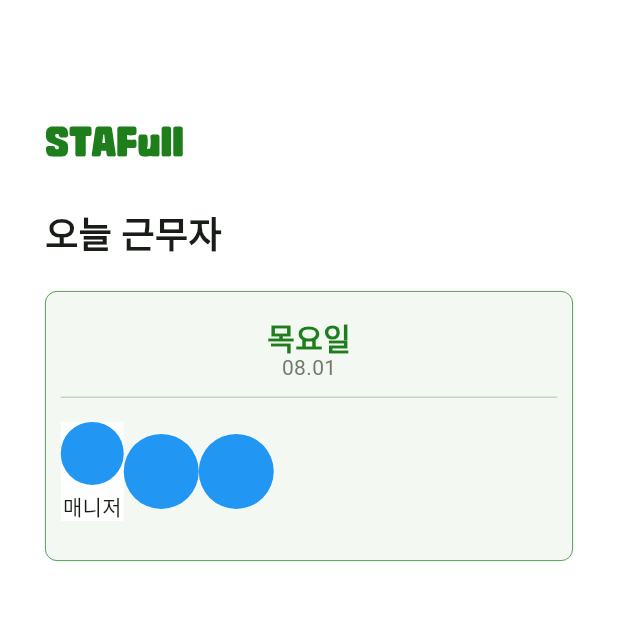
After one commit to Blueberry-team-assignment/staful, a Flutter app: the CalendarScreen screen opened directly, on a phone screen of 412 x 824 dp, the top half of it. The commit adds this screen. Run offline on Flutter 3.47's test engine with Material 3 defaults, Android fonts, the phone set to English and light mode, and no system bars; our stand-ins replace easy_localization, flutter_svg; Roboto replaces fonts that are missing (MainFont).

Commit message:
0812 calendar screen

```diff
--- a/staful/lib/main.dart
+++ b/staful/lib/main.dart
@@ -44,6 +44,8 @@ class _MyWidgetState extends State<MyWidget> {
         colorScheme: ColorScheme.fromSeed(
           seedColor: const Color(0xff1e7e1c),
           primary: const Color(0xff1e7e1c),
+          primaryContainer: const Color(0xff1e7e1c).withOpacity(0.1),
+          onPrimaryContainer: const Color(0xff1e7e1c).withOpacity(0.3),
           secondary: const Color(0xffd1d1d1),
           surface: Colors.white,
         ),
--- /dev/null
+++ b/staful/lib/screens/calendar_screen.dart
@@ -0,0 +1,189 @@
+import 'package:flutter/cupertino.dart';
+import 'package:flutter/material.dart';
+import 'package:flutter/rendering.dart';
+import 'package:flutter/widgets.dart';
+import 'package:flutter_svg/svg.dart';
+
+class CalendarScreen extends StatelessWidget {
+  const CalendarScreen({super.key});
+
+  @override
+  Widget build(BuildContext context) {
+    return Scaffold(
+      backgroundColor: Theme.of(context).colorScheme.surface,
+      body: Padding(
+        padding: const EdgeInsets.symmetric(
+          horizontal: 30,
+          vertical: 70,
+        ),
+        child: SingleChildScrollView(
+          child: Column(
+            crossAxisAlignment: CrossAxisAlignment.start,
+            children: [
+              Row(
+                children: [
+                  IconButton(
+                    padding: EdgeInsets.zero,
+                    onPressed: () => {
+                      Navigator.of(context).push(
+                        MaterialPageRoute(
+                          builder: (context) => const CalendarScreen(),
+                        ),
+                      )
+                    },
+                    icon: SvgPicture.asset(
+                      'lib/assets/icons/logo_STAFull.svg',
+                      // alignment: Alignment.centerLeft,
+                      // width: 100,
+                      fit: BoxFit.cover,
+                    ),
+                  )
+                ],
+              ),
+              const SizedBox(
+                height: 20,
+              ),
+              const Text(
+                "오늘 근무자",
+                style: TextStyle(
+                  fontSize: 24,
+                  fontWeight: FontWeight.bold,
+                ),
+              ),
+              const SizedBox(
+                height: 20,
+              ),
+              Row(
+                children: [
+                  Expanded(
+                    child: Container(
+                      padding: const EdgeInsets.all(10),
+                      height: 180,
+                      decoration: BoxDecoration(
+                        borderRadius: BorderRadius.circular(8),
+                        color: Theme.of(context)
+                            .colorScheme
+                            .primaryContainer
+                            .withOpacity(0.05),
+                        border: Border.all(
+                          color: Theme.of(context).colorScheme.primary,
+                          width: 0.5,
+                        ),
+                      ),
+                      child: Column(
+                        children: [
+                          Container(
+                            decoration: BoxDecoration(
+                              border: Border(
+                                bottom: BorderSide(
+                                  color: Theme.of(context)
+                                      .colorScheme
+                                      .primary
+                                      .withOpacity(0.5),
+                                  width: 0.5,
+                                ),
+                              ),
+                            ),
+                            child: SizedBox(
+                              height: 60,
+                              child: Row(
+                                mainAxisAlignment: MainAxisAlignment.center,
+                                crossAxisAlignment: CrossAxisAlignment.center,
+                                children: [
+                                  Column(
+                                    mainAxisAlignment: MainAxisAlignment.center,
+                                    children: [
+                                      Text(
+                                        "목요일",
+                                        style: TextStyle(
+                                          color: Theme.of(context)
+                                              .colorScheme
+                                              .primary,
+                                          fontSize: 20,
+                                          fontWeight: FontWeight.bold,
+                                        ),
+                                      ),
+                                      Transform.translate(
+                                        offset: const Offset(0, -4),
+                                        child: Text(
+                                          "08.01",
+                                          style: TextStyle(
+                                            color: Theme.of(context)
+                                                .colorScheme
+                                                .outline,
+                                          ),
+                                        ),
+                                      ),
+                                    ],
+                                  ),
+                                ],
+                              ),
+                            ),
+                          ),
+                          Expanded(
+                            child: Row(
+                              crossAxisAlignment: CrossAxisAlignment.center,
+                              children: [
+                                Container(
+                                  width: 42,
+                                  height: 66,
+                                  decoration: const BoxDecoration(
+                                    color: Colors.white,
+                                  ),
+                                  child: Column(
+                                    mainAxisAlignment:
+                                        MainAxisAlignment.spaceBetween,
+                                    children: [
+                                      Container(
+                                        width: 42,
+                                        height: 42,
+                                        decoration: BoxDecoration(
+                                          color: Colors.blue,
+                                          borderRadius:
+                                              BorderRadius.circular(50),
+                                        ),
+                                      ),
+                                      const Text(
+                                        "매니저",
+                                        style: TextStyle(
+                                          fontWeight: FontWeight.w400,
+                                        ),
+                                      ),
+                                    ],
+                                  ),
+                                ),
+                                Container(
+                                  width: 50,
+                                  height: 50,
+                                  decoration: BoxDecoration(
+                                    color: Colors.blue,
+                                    borderRadius: BorderRadius.circular(50),
+                                  ),
+                                ),
+                                Container(
+                                  width: 50,
+                                  height: 50,
+                                  decoration: BoxDecoration(
+                                    color: Colors.blue,
+                                    borderRadius: BorderRadius.circular(50),
+                                  ),
+                                ),
+                              ],
+                            ),
+                          )
+                        ],
+                      ),
+                    ),
+                  ),
+                ],
+              ),
+              const SizedBox(
+                height: 20,
+              ),
+            ],
+          ),
+        ),
+      ),
+    );
+  }
+}
--- a/staful/lib/screens/join_screen.dart
+++ b/staful/lib/screens/join_screen.dart
@@ -2,6 +2,7 @@ import 'package:easy_localization/easy_localization.dart';
 import 'package:flutter/cupertino.dart';
 import 'package:flutter/material.dart';
 import 'package:flutter/widgets.dart';
+import 'package:staful/screens/login_screen.dart';
 import 'package:staful/utils/form_validators.dart';
 import 'package:staful/widgets/calendar_widget.dart';
 import 'package:staful/widgets/submit_button_widget.dart';
@@ -270,9 +271,21 @@ class _JoinScreenState extends State<JoinScreen> {
               const SizedBox(
                 height: 80,
               ),
-              SubmitButtonWidget(
-                isEnabled: isSubmitButtonEnabled,
-                text: "signup".tr(),
+              GestureDetector(
+                onTap: () => {
+                  if (isSubmitButtonEnabled)
+                    {
+                      Navigator.of(context).push(
+                        MaterialPageRoute(
+                          builder: (context) => const LoginScreen(),
+                        ),
+                      )
+                    }
+                },
+                child: SubmitButtonWidget(
+                  isEnabled: isSubmitButtonEnabled,
+                  text: "signup".tr(),
+                ),
               ),
               const SizedBox(
                 height: 50,
--- a/staful/lib/screens/login_screen.dart
+++ b/staful/lib/screens/login_screen.dart
@@ -1,6 +1,7 @@
 import 'package:easy_localization/easy_localization.dart';
 import 'package:flutter/cupertino.dart';
 import 'package:flutter/material.dart';
+import 'package:staful/screens/calendar_screen.dart';
 import 'package:staful/utils/form_validators.dart';
 import 'package:staful/screens/join_screen.dart';
 import 'package:staful/widgets/submit_button_widget.dart';
@@ -136,9 +137,21 @@ class _LoginScreenState extends State<LoginScreen> {
               const SizedBox(
                 height: 40,
               ),
-              SubmitButtonWidget(
-                isEnabled: isLoginButtonEnabled,
-                text: "login".tr(),
+              GestureDetector(
+                onTap: () => {
+                  if (isLoginButtonEnabled)
+                    {
+                      Navigator.of(context).push(
+                        MaterialPageRoute(
+                          builder: (context) => const CalendarScreen(),
+                        ),
+                      )
+                    }
+                },
+                child: SubmitButtonWidget(
+                  isEnabled: isLoginButtonEnabled,
+                  text: "login".tr(),
+                ),
               ),
               const SizedBox(
                 height: 12,
@@ -161,7 +174,7 @@ class _LoginScreenState extends State<LoginScreen> {
                   IconButton(
                     onPressed: () => {},
                     icon: Image.asset(
-                      'lib/assets/icon_google.png',
+                      'lib/assets/icons/icon_google.png',
                     ),
                   )
                 ],
--- a/staful/lib/widgets/text_input_widget.dart
+++ b/staful/lib/widgets/text_input_widget.dart
@@ -70,7 +70,7 @@ class _TextInputWidgetState extends State<TextInputWidget> {
                       : IconButton(
                           onPressed: widget.controller.clear,
                           icon: SvgPicture.asset(
-                            'lib/assets/icon_clear.svg',
+                            'lib/assets/icons/icon_clear.svg',
                           ),
                         ))
                   : null,
```
Also changed, not shown: staful/pubspec.yaml (+8 -4 lines), staful/lib/assets/icons/icon_calendar.svg (added), staful/lib/assets/icons/icon_clear.svg (renamed from staful/lib/assets/icon_clear.svg), staful/lib/assets/icons/icon_complete.svg (renamed from staful/lib/assets/icon_complete.svg), staful/lib/assets/icons/icon_google.png (renamed from staful/lib/assets/icon_google.png), staful/lib/assets/icons/icon_google.svg (renamed from staful/lib/assets/icon_google.svg), staful/lib/assets/icons/icon_settings.svg (added), staful/lib/assets/icons/icon_users.svg (added), staful/lib/assets/icons/logo_STAFull.svg (added).
